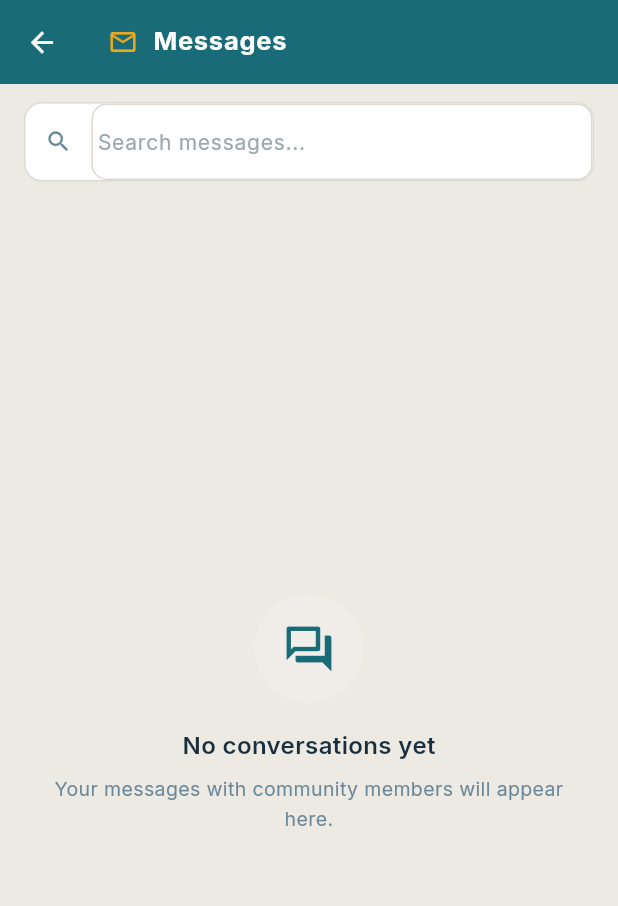
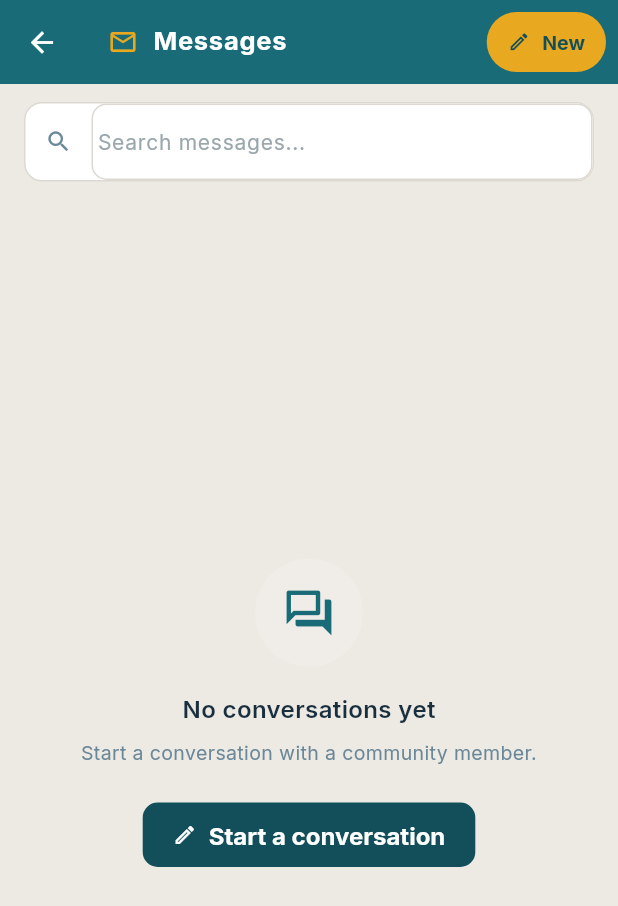
Before and after one commit to ian30-msoo/cinacle_ke, a Flutter app: the MessagesScreen screen opened directly, on a phone screen of 412 x 824 dp. Shown: the top 906 px of the screen. Run offline on Flutter 3.47's test engine with Material 3 defaults, Android fonts, the phone set to English and light mode, and no system bars; our stand-ins replace cached_network_image, cloud_firestore, firebase_auth, firebase_core, google_fonts, timeago and 1 more; accounts and stored records are empty; network calls fail.

Commit message:
relatime messaging implementation

```diff
--- a/lib/screens/messages_screen.dart
+++ b/lib/screens/messages_screen.dart
@@ -8,6 +8,7 @@ import '../providers/app_state.dart';
 import '../widgets/cenacle_app_bar.dart';
 import '../services/chat_service.dart';
 import 'message_detail_screen.dart';
+import 'user_directory_screen.dart';
 
 class MessagesScreen extends StatelessWidget {
   const MessagesScreen({super.key});
@@ -16,9 +17,40 @@ class MessagesScreen extends StatelessWidget {
   Widget build(BuildContext context) {
     return Scaffold(
       backgroundColor: AppColors.background,
-      appBar: const CenacleAppBar(
+      appBar: CenacleAppBar(
         title: 'Messages',
         titleIcon: Icons.mail_outline,
+        // ── Compose button opens user directory ──
+        action: Consumer<AppState>(
+          builder: (context, state, _) {
+            if (!state.isLoggedIn) return const SizedBox.shrink();
+            return Padding(
+              padding: const EdgeInsets.only(right: 4),
+              child: ElevatedButton.icon(
+                onPressed: () => Navigator.push(
+                  context,
+                  MaterialPageRoute(
+                    builder: (_) => const UserDirectoryScreen(),
+                  ),
+                ),
+                icon: const Icon(Icons.edit_outlined, size: 15),
+                label: const Text(
+                  'New',
+                  style: TextStyle(fontWeight: FontWeight.w700, fontSize: 13),
+                ),
+                style: ElevatedButton.styleFrom(
+                  backgroundColor: AppColors.gold,
+                  foregroundColor: AppColors.primaryDark,
+                  shape: const StadiumBorder(),
+                  padding:
+                      const EdgeInsets.symmetric(horizontal: 14, vertical: 8),
+                  elevation: 0,
+                  tapTargetSize: MaterialTapTargetSize.shrinkWrap,
+                ),
+              ),
+            );
+          },
+        ),
       ),
       body: Consumer<AppState>(
         builder: (context, state, _) {
@@ -30,7 +62,7 @@ class MessagesScreen extends StatelessWidget {
   }
 }
 
-//  Real-time conversation list ──
+// ── Real-time conversation list ───────────────────────────────────────
 
 class _RealTimeMessagesList extends StatefulWidget {
   const _RealTimeMessagesList();
@@ -46,10 +78,10 @@ class _RealTimeMessagesListState extends State<_RealTimeMessagesList> {
   @override
   void initState() {
     super.initState();
-    // Mark user as online while viewing messages
     ChatService().setOnline();
     _searchCtrl.addListener(
-        () => setState(() => _query = _searchCtrl.text.trim().toLowerCase()));
+      () => setState(() => _query = _searchCtrl.text.trim().toLowerCase()),
+    );
   }
 
   @override
@@ -64,7 +96,7 @@ class _RealTimeMessagesListState extends State<_RealTimeMessagesList> {
 
     return Column(
       children: [
-        // Search bar
+        // ── Search bar ──
         Padding(
           padding: const EdgeInsets.fromLTRB(16, 12, 16, 8),
           child: Container(
@@ -97,7 +129,7 @@ class _RealTimeMessagesListState extends State<_RealTimeMessagesList> {
           ),
         ),
 
-        // Conversation list from Firestore
+        // ── Conversation list ──
         Expanded(
           child: StreamBuilder<List<Conversation>>(
             stream: ChatService().conversationsStream(),
@@ -113,7 +145,15 @@ class _RealTimeMessagesListState extends State<_RealTimeMessagesList> {
               }).toList();
 
               if (convos.isEmpty) {
-                return _EmptyConversations(hasQuery: _query.isNotEmpty);
+                return _EmptyConversations(
+                  hasQuery: _query.isNotEmpty,
+                  onCompose: () => Navigator.push(
+                    context,
+                    MaterialPageRoute(
+                      builder: (_) => const UserDirectoryScreen(),
+                    ),
+                  ),
+                );
               }
 
               return ListView.separated(
@@ -132,7 +172,7 @@ class _RealTimeMessagesListState extends State<_RealTimeMessagesList> {
   }
 }
 
-//  Conversation tile ─
+// ── Conversation tile ─────────────────────────────────────────────────
 
 class _ConvoTile extends StatelessWidget {
   final Conversation convo;
@@ -165,7 +205,7 @@ class _ConvoTile extends StatelessWidget {
       leading: Stack(
         children: [
           _AvatarWidget(name: name, avatarUrl: avatar, size: 48),
-          // Real-time online indicator
+          // Real-time online dot
           StreamBuilder<Map<String, dynamic>?>(
             stream: ChatService().presenceStream(otherId),
             builder: (context, snap) {
@@ -251,11 +291,13 @@ class _ConvoTile extends StatelessWidget {
   }
 }
 
-//  Empty state ─
+// ── Empty state ───────────────────────────────────────────────────────
 
 class _EmptyConversations extends StatelessWidget {
   final bool hasQuery;
-  const _EmptyConversations({required this.hasQuery});
+  final VoidCallback onCompose;
+
+  const _EmptyConversations({required this.hasQuery, required this.onCompose});
 
   @override
   Widget build(BuildContext context) {
@@ -291,11 +333,28 @@ class _EmptyConversations extends StatelessWidget {
             Text(
               hasQuery
                   ? 'Try a different name or keyword.'
-                  : 'Your messages with community members will appear here.',
+                  : 'Start a conversation with a community member.',
               textAlign: TextAlign.center,
               style: const TextStyle(
                   fontSize: 13, color: AppColors.textMuted, height: 1.5),
             ),
+            if (!hasQuery) ...[
+              const SizedBox(height: 20),
+              ElevatedButton.icon(
+                onPressed: onCompose,
+                icon: const Icon(Icons.edit_outlined, size: 16),
+                label: const Text('Start a conversation'),
+                style: ElevatedButton.styleFrom(
+                  backgroundColor: AppColors.primaryDark,
+                  foregroundColor: AppColors.white,
+                  shape: RoundedRectangleBorder(
+                      borderRadius: BorderRadius.circular(10)),
+                  padding:
+                      const EdgeInsets.symmetric(horizontal: 20, vertical: 12),
+                  elevation: 0,
+                ),
+              ),
+            ],
           ],
         ),
       ),
@@ -303,7 +362,7 @@ class _EmptyConversations extends StatelessWidget {
   }
 }
 
-//  Guest placeholder ──
+// ── Guest placeholder ─────────────────────────────────────────────────
 
 class _GuestMessagesPlaceholder extends StatelessWidget {
   const _GuestMessagesPlaceholder();
@@ -380,7 +439,7 @@ class _GuestMessagesPlaceholder extends StatelessWidget {
   }
 }
 
-//  Avatar widget
+// ── Avatar widget ─────────────────────────────────────────────────────
 
 class _AvatarWidget extends StatelessWidget {
   final String name;
@@ -391,7 +450,9 @@ class _AvatarWidget extends StatelessWidget {
 
   String get _initials {
     final parts = name.trim().split(' ');
-    if (parts.length >= 2) return '${parts[0][0]}${parts[1][0]}'.toUpperCase();
+    if (parts.length >= 2) {
+      return '${parts[0][0]}${parts[1][0]}'.toUpperCase();
+    }
     return name.isNotEmpty ? name[0].toUpperCase() : '?';
   }
 
@@ -412,8 +473,7 @@ class _AvatarWidget extends StatelessWidget {
     return _initial();
   }
 
-  Widget _initial() {
-    return Container(
+  Widget _initial() => Container(
         width: size,
         height: size,
         decoration: const BoxDecoration(
@@ -430,4 +490,3 @@ class _AvatarWidget extends StatelessWidget {
         ),
       );
 }
-}
--- a/lib/services/chat_Service.dart
+++ b/lib/services/chat_Service.dart
@@ -78,23 +78,49 @@ class Conversation {
     );
   }
 
-  /// Returns the other participant's uid (for 1-on-1 chats).
   String otherUserId(String myUid) =>
       participantIds.firstWhere((id) => id != myUid, orElse: () => '');
 
-  /// Display name shown in the conversation list.
   String displayName(String myUid) {
     final otherId = otherUserId(myUid);
     return participantNames[otherId] ?? 'Unknown';
   }
 
-  /// Avatar of the other participant.
   String? displayAvatar(String myUid) {
     final otherId = otherUserId(myUid);
     return participantAvatars[otherId];
   }
 
   int myUnread(String myUid) => unreadCount[myUid] ?? 0;
+}
+
+/// A user in the directory.
+class AppUser {
+  final String uid;
+  final String displayName;
+  final String? avatarUrl;
+  final bool isOnline;
+  final DateTime? lastSeen;
+
+  const AppUser({
+    required this.uid,
+    required this.displayName,
+    this.avatarUrl,
+    this.isOnline = false,
+    this.lastSeen,
+  });
+
+  factory AppUser.fromDoc(DocumentSnapshot doc) {
+    final d = doc.data() as Map<String, dynamic>;
+    return AppUser(
+      uid: doc.id,
+      displayName:
+          d['displayName'] as String? ?? d['name'] as String? ?? 'Unknown',
+      avatarUrl: d['photoURL'] as String? ?? d['avatarUrl'] as String?,
+      isOnline: d['online'] as bool? ?? false,
+      lastSeen: (d['lastSeen'] as Timestamp?)?.toDate(),
+    );
+  }
 }
 
 /// Manages all Firestore chat operations.
@@ -108,9 +134,8 @@ class ChatService {
 
   String? get _myUid => _auth.currentUser?.uid;
 
-  //  Presence ──
+  // ── Presence ──────────────────────────────────────────────────────
 
-  /// Call when the app comes to foreground / user logs in.
   Future<void> setOnline() async {
     final uid = _myUid;
     if (uid == null) return;
@@ -120,7 +145,6 @@ class ChatService {
     }, SetOptions(merge: true));
   }
 
-  /// Call when the app goes to background / user logs out.
   Future<void> setOffline() async {
     final uid = _myUid;
     if (uid == null) return;
@@ -130,7 +154,6 @@ class ChatService {
     }, SetOptions(merge: true));
   }
 
-  /// Stream of online/lastSeen status for [userId].
   Stream<Map<String, dynamic>?> presenceStream(String userId) {
     return _db.collection('users').doc(userId).snapshots().map((snap) {
       if (!snap.exists) return null;
@@ -142,9 +165,23 @@ class ChatService {
     });
   }
 
-  //  Conversations
+  // ── User Directory ────────────────────────────────────────────────
 
-  /// Stream of all conversations for the current user, ordered by latest.
+  /// Stream of all users except the current user, ordered online-first.
+  Stream<List<AppUser>> usersStream() {
+    final uid = _myUid;
+    return _db.collection('users').snapshots().map((snap) =>
+        snap.docs.map(AppUser.fromDoc).where((u) => u.uid != uid).toList()
+          ..sort((a, b) {
+            // Online users first, then by name
+            if (a.isOnline && !b.isOnline) return -1;
+            if (!a.isOnline && b.isOnline) return 1;
+            return a.displayName.compareTo(b.displayName);
+          }));
+  }
+
+  // ── Conversations ─────────────────────────────────────────────────
+
   Stream<List<Conversation>> conversationsStream() {
     final uid = _myUid;
     if (uid == null) return const Stream.empty();
@@ -157,6 +194,7 @@ class ChatService {
   }
 
   /// Gets or creates a 1-on-1 conversation between current user and [otherUid].
+  /// Returns the conversation ID.
   Future<String> getOrCreateConversation(String otherUid) async {
     final myUid = _myUid!;
     final myUser = _auth.currentUser!;
@@ -195,9 +233,8 @@ class ChatService {
     return ref.id;
   }
 
-  //  Messages ──
+  //  Messages
 
-  /// Real-time stream of messages for [conversationId].
   Stream<List<ChatMessage>> messagesStream(String conversationId) {
     return _db
         .collection('conversations')
@@ -208,7 +245,6 @@ class ChatService {
         .map((snap) => snap.docs.map(ChatMessage.fromDoc).toList());
   }
 
-  /// Sends a message to [conversationId], optionally replying to [replyTo].
   Future<void> sendMessage(
     String conversationId,
     String text, {
@@ -224,7 +260,6 @@ class ChatService {
 
     final batch = _db.batch();
 
-    // Add message document
     final msgRef = convRef.collection('messages').doc();
     batch.set(msgRef, {
       'senderId': uid,
@@ -239,15 +274,15 @@ class ChatService {
       },
     });
 
-    // Update conversation metadata + increment unread for others
     final convSnap = await convRef.get();
     if (convSnap.exists) {
       final data = convSnap.data()!;
       final participants = List<String>.from(data['participantIds'] ?? []);
       final unreadUpdate = <String, dynamic>{};
       for (final pid in participants) {
-        if (pid != uid)
+        if (pid != uid) {
           unreadUpdate['unreadCount.$pid'] = FieldValue.increment(1);
+        }
       }
       batch.update(convRef, {
         'lastMessage': text.trim().length > 60
@@ -261,7 +296,6 @@ class ChatService {
     await batch.commit();
   }
 
-  /// Marks all messages in [conversationId] as read for the current user.
   Future<void> markAsRead(String conversationId) async {
     final uid = _myUid;
     if (uid == null) return;
```
Also changed, not shown: lib/screens/user_directory_screen.dart (added, +382 -0 lines), 1 other file. Lines whose indentation alone changed are shown as unchanged.
